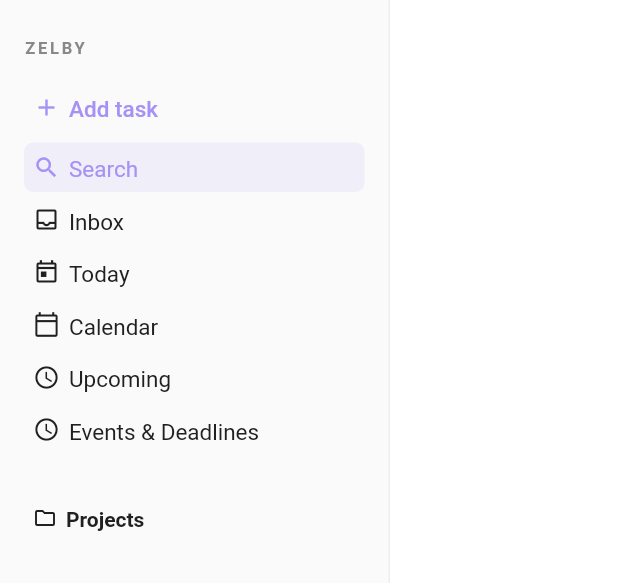
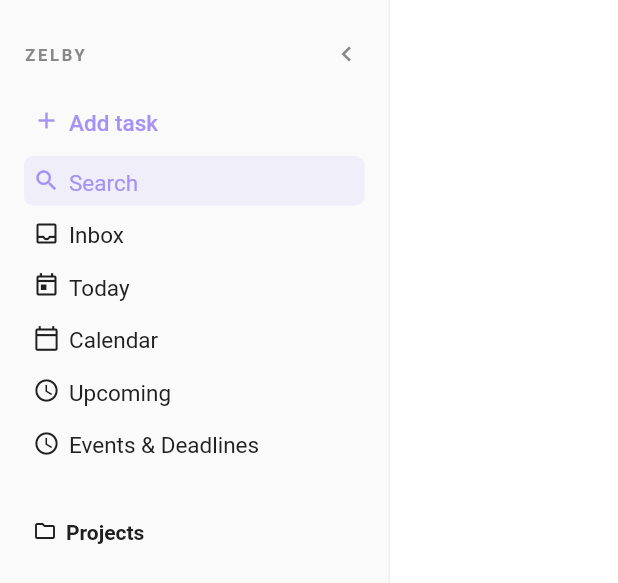
Before and after one commit to kiwifruit0/zelby, a Flutter app: the AppSidebar widget shown alone on an empty page, opened directly with empty values, after a tap on "Search", on a phone screen of 412 x 824 dp. Shown: the top 583 px of the screen. Run offline on Flutter 3.47's test engine with Material 3 defaults, Android fonts, the phone set to English and light mode, and no system bars; our stand-ins replace drift, drift_flutter, flutter_riverpod, freezed_annotation, go_router, riverpod_annotation and 1 more; accounts and stored records are empty; generated files the repository leaves out were written again.

Commit message:
fixed sidebar collapse

```diff
--- a/lib/screens/shell/app_shell.dart
+++ b/lib/screens/shell/app_shell.dart
@@ -1,3 +1,4 @@
+import 'package:flutter/foundation.dart';
 import 'package:flutter/material.dart';
 import 'package:flutter_riverpod/flutter_riverpod.dart';
 import 'package:go_router/go_router.dart';
@@ -17,6 +18,7 @@ class AppShell extends ConsumerStatefulWidget {
 
 class _AppShellState extends ConsumerState<AppShell> {
   final _searchFocusNode = FocusNode();
+  final _scaffoldKey = GlobalKey<ScaffoldState>();
 
   @override
   void dispose() {
@@ -27,12 +29,8 @@ class _AppShellState extends ConsumerState<AppShell> {
   int _bottomIndexForPath(String path) {
     if (path.startsWith('/inbox')) return 0;
     if (path.startsWith('/today')) return 1;
-    if (path.startsWith('/calendar')) return 2;
-    if (path.startsWith('/upcoming')) return 3;
-    if (path.startsWith('/events-deadlines')) return 4;
-    if (path.startsWith('/projects')) return 5;
-    if (path.startsWith('/search')) return 6;
-    return 0;
+    if (path.startsWith('/upcoming')) return 2;
+    return 3;
   }
 
   void _onBottomNavTap(int index) {
@@ -42,58 +40,66 @@ class _AppShellState extends ConsumerState<AppShell> {
       case 1:
         context.go('/today');
       case 2:
-        context.go('/calendar');
+        context.go('/upcoming');
       case 3:
-        context.go('/upcoming');
-      case 4:
-        context.go('/events-deadlines');
-      case 5:
-        context.go('/projects');
-      case 6:
-        context.go('/search');
+        _scaffoldKey.currentState?.openDrawer();
     }
   }
 
   @override
   Widget build(BuildContext context) {
     final path = GoRouterState.of(context).uri.path;
-    final isDesktop = MediaQuery.sizeOf(context).width > 600;
-
-    if (isDesktop) {
     final layoutState = ref.watch(layoutProvider);
     final layoutNotifier = ref.read(layoutProvider.notifier);
+
+    final isMobile = !kIsWeb && defaultTargetPlatform == TargetPlatform.android;
+    final isWide = MediaQuery.sizeOf(context).width > 600;
+    final showSidebar = !isMobile && isWide && layoutState.sidebarVisible;
+
+    if (!isMobile) {
       return Scaffold(
+        key: _scaffoldKey,
         backgroundColor: AppColors.background,
-        body: SafeArea(
-          child: Column(
-            children: [
-              Padding(
-                padding: const EdgeInsets.only(left: 4, top: 4),
-                child: IconButton(
-                  icon: Icon(
-                    layoutState.sidebarVisible
-                        ? Icons.view_sidebar
-                        : Icons.view_sidebar_outlined,
-                  ),
-                  onPressed: layoutNotifier.toggleSidebar,
-                  tooltip: layoutState.sidebarVisible ? 'Hide sidebar' : 'Show sidebar',
+        drawer: isWide
+            ? null
+            : Drawer(
+                child: AppSidebar(
+                  onSearchFocus: () => _searchFocusNode.requestFocus(),
+                  showToggle: false,
                 ),
               ),
-              Expanded(
-                child: Row(
+        body: SafeArea(
+          child: Stack(
+            children: [
+              Row(
                 children: [
                   AnimatedContainer(
                     duration: const Duration(milliseconds: 200),
                     curve: Curves.easeInOut,
-                      width: layoutState.sidebarVisible ? 260.0 : 0.0,
+                    width: showSidebar ? 260.0 : 0.0,
                     decoration: const BoxDecoration(),
                     clipBehavior: Clip.hardEdge,
-                      child: layoutState.sidebarVisible
-                          ? AppSidebar(onSearchFocus: () => _searchFocusNode.requestFocus())
-                          : const SizedBox.shrink(),
+                    child: AppSidebar(
+                      onSearchFocus: () => _searchFocusNode.requestFocus(),
+                      onToggle: layoutNotifier.toggleSidebar,
+                      showToggle: true,
+                    ),
                   ),
                   Expanded(child: widget.child),
                 ],
+              ),
+              if (!showSidebar)
+                Positioned(
+                  left: 4,
+                  top: 4,
+                  child: IconButton(
+                    icon: const Icon(Icons.menu),
+                    color: AppColors.muted,
+                    splashRadius: 20,
+                    onPressed: isWide
+                        ? layoutNotifier.toggleSidebar
+                        : () => _scaffoldKey.currentState?.openDrawer(),
+                    tooltip: 'Show sidebar',
                   ),
                 ),
             ],
@@ -103,8 +109,15 @@ final layoutNotifier = ref.read(layoutProvider.notifier);
     }
 
     return Scaffold(
+      key: _scaffoldKey,
       backgroundColor: AppColors.background,
       body: SafeArea(bottom: false, child: widget.child),
+      drawer: Drawer(
+        child: AppSidebar(
+          onSearchFocus: () => _searchFocusNode.requestFocus(),
+          showToggle: false,
+        ),
+      ),
       bottomNavigationBar: BottomNavigationBar(
         currentIndex: _bottomIndexForPath(path),
         onTap: _onBottomNavTap,
@@ -125,22 +138,13 @@ final layoutNotifier = ref.read(layoutProvider.notifier);
             label: 'Today',
           ),
           BottomNavigationBarItem(
-            icon: Icon(Icons.calendar_today_outlined),
-            label: 'Calendar',
-          ),
-          BottomNavigationBarItem(
             icon: Icon(Icons.schedule_outlined),
             label: 'Upcoming',
           ),
           BottomNavigationBarItem(
-            icon: Icon(Icons.access_time),
-            label: 'E & D',
+            icon: Icon(Icons.menu),
+            label: 'Menu',
           ),
-          BottomNavigationBarItem(
-            icon: Icon(Icons.folder_outlined),
-            label: 'Projects',
-          ),
-          BottomNavigationBarItem(icon: Icon(Icons.search), label: 'Search'),
         ],
       ),
     );
--- a/lib/widgets/sidebar/app_sidebar.dart
+++ b/lib/widgets/sidebar/app_sidebar.dart
@@ -17,9 +17,16 @@ class FocusSearchIntent extends Intent {
 }
 
 class AppSidebar extends ConsumerStatefulWidget {
-  const AppSidebar({super.key, required this.onSearchFocus});
+  const AppSidebar({
+    super.key,
+    required this.onSearchFocus,
+    this.onToggle,
+    this.showToggle = true,
+  });
 
   final VoidCallback onSearchFocus;
+  final VoidCallback? onToggle;
+  final bool showToggle;
 
   @override
   ConsumerState<AppSidebar> createState() => _AppSidebarState();
@@ -115,12 +122,11 @@ class _AppSidebarState extends ConsumerState<AppSidebar> {
         child: Focus(
           autofocus: true,
           onKeyEvent: _handleKeyEvent,
-          child: LayoutBuilder(
-            builder: (context, constraints) {
-              if (constraints.maxWidth < 100) {
-                return const SizedBox.shrink();
-              }
-              return Container(
+          child: OverflowBox(
+            minWidth: 260,
+            maxWidth: 260,
+            alignment: Alignment.topLeft,
+            child: Container(
               width: 260,
               decoration: const BoxDecoration(
                 color: AppColors.sidebarBackground,
@@ -129,13 +135,21 @@ class _AppSidebarState extends ConsumerState<AppSidebar> {
               child: Column(
                 crossAxisAlignment: CrossAxisAlignment.stretch,
                 children: [
-                    const _SidebarHeader(),
+                  _SidebarHeader(
+                    onToggle: widget.onToggle,
+                    showToggle: widget.showToggle,
+                  ),
                   _AddTaskButton(
                     hoveredKey: _hoveredKey,
                     onHoverChanged: _setHoveredKey,
                     onTap: _addInboxTask,
                   ),
                   const SizedBox(height: AppSpacing.sm),
+                  Expanded(
+                    child: SingleChildScrollView(
+                      child: Column(
+                        crossAxisAlignment: CrossAxisAlignment.stretch,
+                        children: [
                           _NavItemTile(
                             icon: Icons.search,
                             label: 'Search',
@@ -199,11 +213,13 @@ class _AppSidebarState extends ConsumerState<AppSidebar> {
                             onAddProject: _addProject,
                             currentPath: currentPath,
                           ),
-                    const Spacer(),
                         ],
                       ),
-              );
-            },
+                    ),
+                  ),
+                ],
+              ),
+            ),
           ),
         ),
       ),
@@ -217,18 +233,24 @@ class _AppSidebarState extends ConsumerState<AppSidebar> {
 }
 
 class _SidebarHeader extends StatelessWidget {
-  const _SidebarHeader();
+  const _SidebarHeader({this.onToggle, this.showToggle = true});
+
+  final VoidCallback? onToggle;
+  final bool showToggle;
 
   @override
   Widget build(BuildContext context) {
-    return const Padding(
-      padding: EdgeInsets.fromLTRB(
+    return Padding(
+      padding: const EdgeInsets.fromLTRB(
         AppSpacing.md,
         AppSpacing.lg,
         AppSpacing.md,
         AppSpacing.md,
       ),
-      child: Text(
+      child: Row(
+        mainAxisAlignment: MainAxisAlignment.spaceBetween,
+        children: [
+          const Text(
             'ZELBY',
             style: TextStyle(
               fontSize: 11,
@@ -236,6 +258,21 @@ class _SidebarHeader extends StatelessWidget {
               letterSpacing: 1.8,
               fontWeight: FontWeight.w600,
             ),
+          ),
+          if (showToggle)
+            IconButton(
+              icon: const Icon(
+                Icons.chevron_left,
+                color: AppColors.muted,
+                size: 20,
+              ),
+              onPressed: onToggle,
+              padding: EdgeInsets.zero,
+              constraints: const BoxConstraints(),
+              splashRadius: 20,
+              tooltip: 'Hide sidebar',
+            ),
+        ],
       ),
     );
   }
```
Lines whose indentation alone changed are shown as unchanged.
